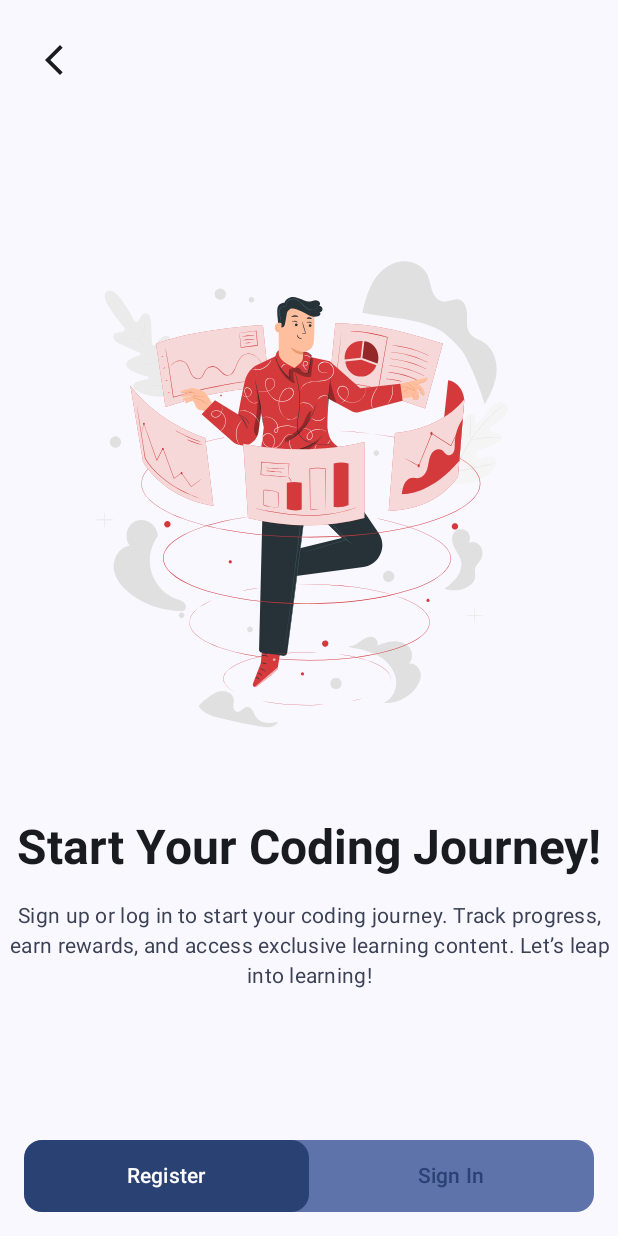
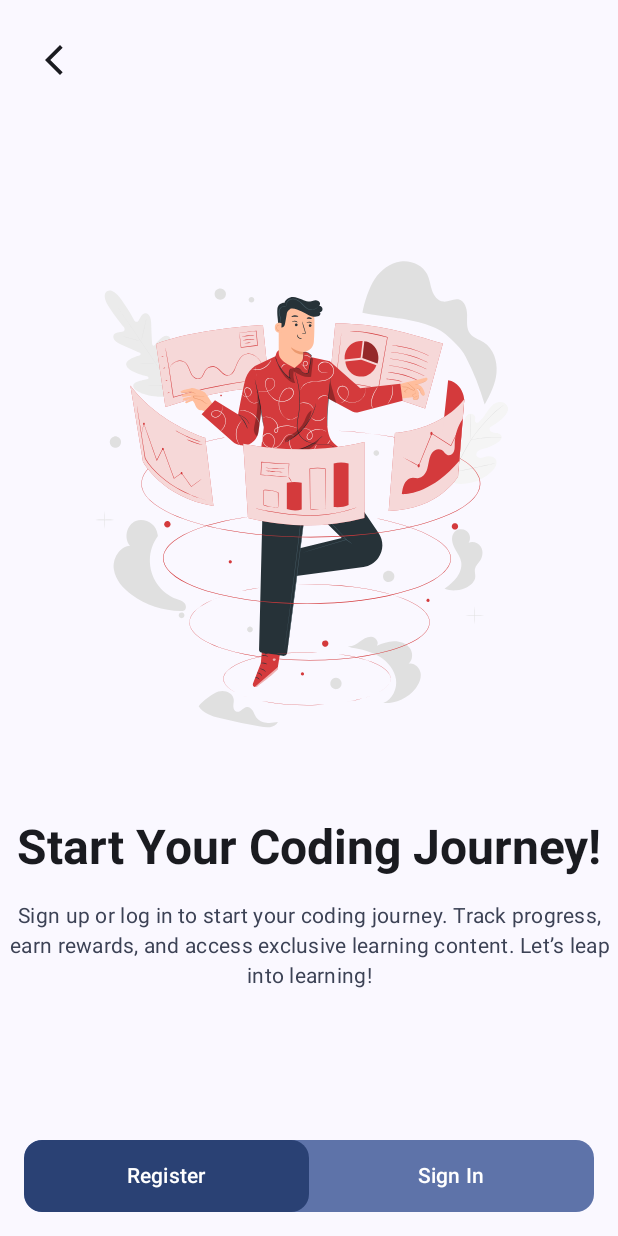
Before and after one commit to manikandareas/CodiLeap, an Android app built with Jetpack Compose: the AuthScreen screen opened through its navigation route, on a phone screen of 412 x 824 dp. Run offline under Robolectric (Android 15) with nearby library versions, the phone set to English and light mode, and no system bars.

Commit message:
ui: change text color

```diff
--- a/app/src/main/java/com/manikandareas/codileap/CodiLeapApplication.kt
+++ b/app/src/main/java/com/manikandareas/codileap/CodiLeapApplication.kt
@@ -5,7 +5,7 @@ import android.content.pm.ApplicationInfo
 import coil.ImageLoader
 import com.manikandareas.codileap.di.navigationModule
 import com.manikandareas.codileap.di.viewModelModule
-import com.manikandareas.stories.di.networkModule
+import com.manikandareas.codileap.di.networkModule
 import org.koin.android.ext.koin.androidContext
 import org.koin.android.ext.koin.androidLogger
 import org.koin.core.context.startKoin
--- a/app/src/main/java/com/manikandareas/codileap/MainActivity.kt
+++ b/app/src/main/java/com/manikandareas/codileap/MainActivity.kt
@@ -36,6 +36,5 @@ class MainActivity : ComponentActivity() {
 @Preview(showBackground = true)
 @Composable
 fun GreetingPreview() {
-    CodiLeapTheme {
-    }
+    CodiLeapTheme {}
 }
--- a/app/src/main/java/com/manikandareas/codileap/auth/presentation/AuthScreen.kt
+++ b/app/src/main/java/com/manikandareas/codileap/auth/presentation/AuthScreen.kt
@@ -16,7 +16,6 @@ import androidx.compose.foundation.layout.fillMaxWidth
 import androidx.compose.foundation.layout.height
 import androidx.compose.foundation.layout.padding
 import androidx.compose.foundation.layout.size
-import androidx.compose.foundation.shape.RoundedCornerShape
 import androidx.compose.material.icons.Icons
 import androidx.compose.material.icons.filled.ArrowBackIosNew
 import androidx.compose.material3.Button
@@ -87,7 +86,7 @@ fun AuthScreen(modifier: Modifier = Modifier, onAction: (AuthAction) -> Unit) {
                     modifier = Modifier.weight(1f),
                     contentPadding = PaddingValues(0.dp),
                 ) {
-                    Text(text = "Sign In")
+                    Text(text = "Sign In", color = MaterialTheme.colorScheme.onPrimaryContainer)
                 }
             }
         }
--- a/app/src/main/java/com/manikandareas/codileap/di/NetworkModule.kt
+++ b/app/src/main/java/com/manikandareas/codileap/di/NetworkModule.kt
@@ -1,4 +1,4 @@
-package com.manikandareas.stories.di
+package com.manikandareas.codileap.di
 
 import com.manikandareas.codileap.core.data.networking.HttpClientFactory
 import io.ktor.client.engine.cio.CIO
```
Also changed, not shown: app/src/main/java/com/manikandareas/codileap/profile/presentation/ProfileScreen.kt (added, +18 -0 lines), app/src/main/java/com/manikandareas/codileap/intro/model/IntroUi.kt (line endings or trailing spaces), 1 other file.
